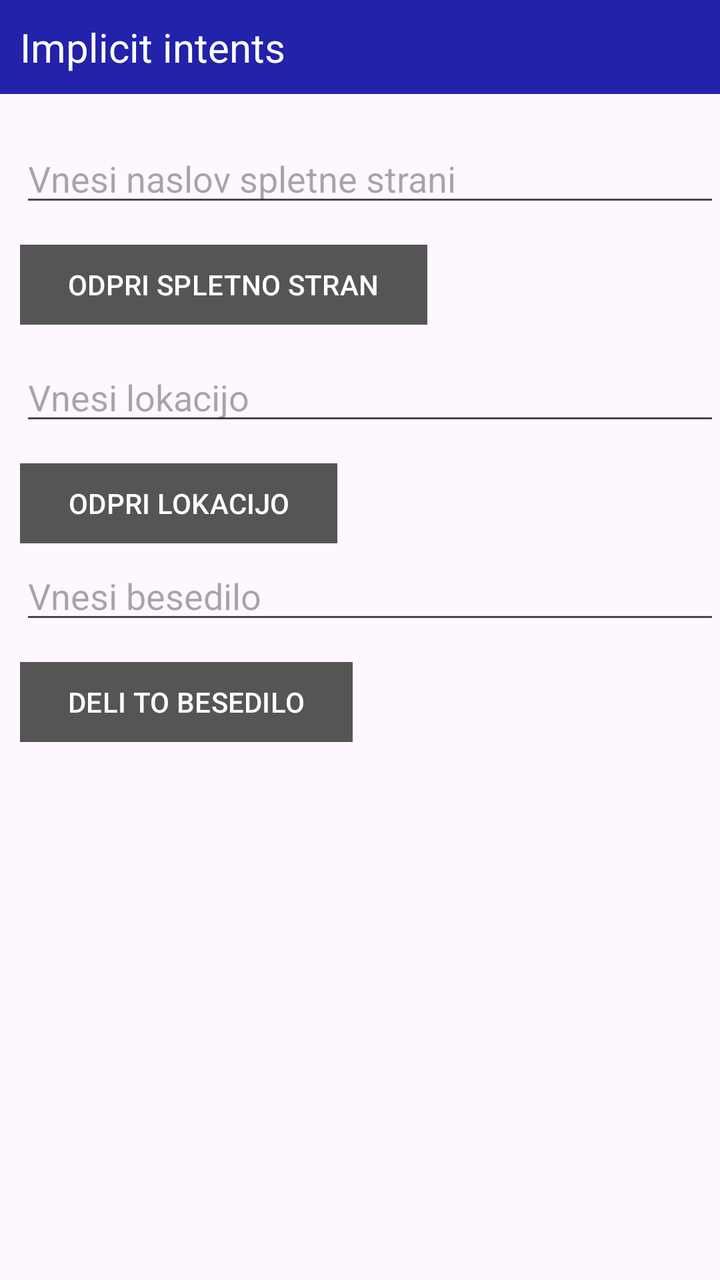
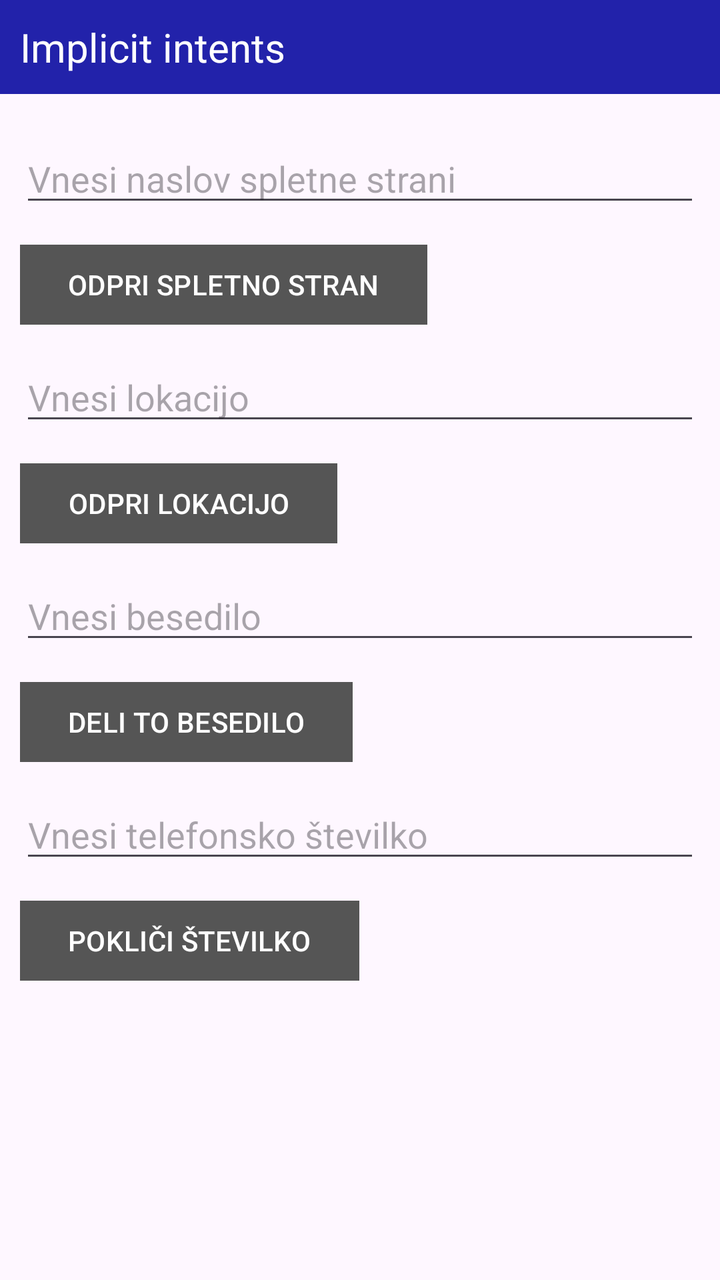

The first picture is an Android layout as it rendered before a commit; the second is the same layout after the commit. The layout source and the unified diff follow.
<!-- AndroidManifest.xml: application theme Theme.Implicit_Intents -->
<!-- res/layout/activity_main.xml -->
<LinearLayout xmlns:android="http://schemas.android.com/apk/res/android"
    xmlns:app="http://schemas.android.com/apk/res-auto"
    xmlns:tools="http://schemas.android.com/tools"
    android:id="@+id/main"
    android:layout_width="match_parent"
    android:layout_height="match_parent"
    android:orientation="vertical"
    tools:context=".MainActivity"
    >

    <TextView
        android:layout_width="wrap_content"
        android:layout_height="wrap_content"
        android:textSize="20dp"
        android:background="#2222aa"
        android:textColor="@color/white"
        android:width="100in"
        android:padding="10dp"
        android:layout_marginBottom="20dp"
        android:text="Implicit intents" />

    <EditText
        android:id="@+id/editTextText"
        android:layout_width="match_parent"
        android:layout_height="wrap_content"
        android:ems="10"
        android:inputType="text"
        android:text=""
        android:layout_marginLeft="10dp"
        android:layout_marginBottom="10dp"
        android:hint="Vnesi naslov spletne strani"
        />

    <Button
        android:id="@+id/button"
        android:layout_width="wrap_content"
        android:layout_height="wrap_content"
        android:text="ODPRI SPLETNO STRAN"
        app:cornerRadius="0dp"
        android:backgroundTint="#555555"
        android:layout_marginLeft="10dp"
        android:layout_marginBottom="10dp"/>

    <EditText
        android:id="@+id/editTextText2"
        android:layout_width="match_parent"
        android:layout_height="wrap_content"
        android:ems="10"
        android:inputType="text"
        android:text=""
        android:layout_marginLeft="10dp"
        android:layout_marginBottom="10dp"
        android:hint="Vnesi lokacijo"
        />

    <Button
        android:id="@+id/button2"
        android:layout_width="wrap_content"
        android:layout_height="wrap_content"
        android:text="ODPRI LOKACIJO"
        app:cornerRadius="0dp"
        android:backgroundTint="#555555"
        android:layout_marginLeft="10dp"/>

    <EditText
        android:id="@+id/editTextText3"
        android:layout_width="match_parent"
        android:layout_height="wrap_content"
        android:ems="10"
        android:inputType="text"
        android:text=""
        android:layout_marginLeft="10dp"
        android:layout_marginBottom="10dp"
        android:hint="Vnesi besedilo"/>


    <Button
        android:id="@+id/button3"
        android:layout_width="wrap_content"
        android:layout_height="wrap_content"
        android:text="DELI TO BESEDILO"
        app:cornerRadius="0dp"
        android:backgroundTint="#555555"
        android:layout_marginLeft="10dp"
        android:layout_marginBottom="10dp"/>

</LinearLayout>
<!-- resources referenced by this layout -->
<resources>
  <color name="white">#FFFFFFFF</color>
  <style name="Theme.Implicit_Intents" parent="Base.Theme.Implicit_Intents" />
  <style name="Base.Theme.Implicit_Intents" parent="Theme.Material3.DayNight.NoActionBar">
          
          
      </style>
</resources>

<!-- the commit's change to res/layout/activity_main.xml (unified diff, before → after) -->
@@ -5,13 +5,12 @@
     android:layout_width="match_parent"
     android:layout_height="match_parent"
     android:orientation="vertical"
-    tools:context=".MainActivity"
-    >
+    tools:context=".MainActivity">
 
     <TextView
         android:layout_width="wrap_content"
         android:layout_height="wrap_content"
-        android:textSize="20dp"
+        android:textSize="20sp"
         android:background="#2222aa"
         android:textColor="@color/white"
         android:width="100in"
@@ -24,18 +23,17 @@
         android:layout_width="match_parent"
         android:layout_height="wrap_content"
         android:ems="10"
-        android:inputType="text"
-        android:text=""
+        android:inputType="textUri"
         android:layout_marginLeft="10dp"
+        android:layout_marginRight="10dp"
         android:layout_marginBottom="10dp"
-        android:hint="Vnesi naslov spletne strani"
-        />
+        android:hint="@string/website_hint" />
 
     <Button
         android:id="@+id/button"
         android:layout_width="wrap_content"
         android:layout_height="wrap_content"
-        android:text="ODPRI SPLETNO STRAN"
+        android:text="@string/open_website_button"
         app:cornerRadius="0dp"
         android:backgroundTint="#555555"
         android:layout_marginLeft="10dp"
@@ -47,20 +45,20 @@
         android:layout_height="wrap_content"
         android:ems="10"
         android:inputType="text"
-        android:text=""
         android:layout_marginLeft="10dp"
+        android:layout_marginRight="10dp"
         android:layout_marginBottom="10dp"
-        android:hint="Vnesi lokacijo"
-        />
+        android:hint="@string/location_hint" />
 
     <Button
         android:id="@+id/button2"
         android:layout_width="wrap_content"
         android:layout_height="wrap_content"
-        android:text="ODPRI LOKACIJO"
+        android:text="@string/open_location_button"
         app:cornerRadius="0dp"
         android:backgroundTint="#555555"
-        android:layout_marginLeft="10dp"/>
+        android:layout_marginLeft="10dp"
+        android:layout_marginBottom="10dp"/>
 
     <EditText
         android:id="@+id/editTextText3"
@@ -68,17 +66,37 @@
         android:layout_height="wrap_content"
         android:ems="10"
         android:inputType="text"
-        android:text=""
         android:layout_marginLeft="10dp"
+        android:layout_marginRight="10dp"
         android:layout_marginBottom="10dp"
-        android:hint="Vnesi besedilo"/>
-
+        android:hint="@string/share_text_hint"/>
 
     <Button
         android:id="@+id/button3"
         android:layout_width="wrap_content"
         android:layout_height="wrap_content"
-        android:text="DELI TO BESEDILO"
+        android:text="@string/share_text_button"
+        app:cornerRadius="0dp"
+        android:backgroundTint="#555555"
+        android:layout_marginLeft="10dp"
+        android:layout_marginBottom="10dp"/>
+
+    <EditText
+        android:id="@+id/editTextText4"
+        android:layout_width="match_parent"
+        android:layout_height="wrap_content"
+        android:ems="10"
+        android:inputType="phone"
+        android:layout_marginLeft="10dp"
+        android:layout_marginRight="10dp"
+        android:layout_marginBottom="10dp"
+        android:hint="@string/phone_hint"/>
+
+    <Button
+        android:id="@+id/button4"
+        android:layout_width="wrap_content"
+        android:layout_height="wrap_content"
+        android:text="@string/call_phone_button"
         app:cornerRadius="0dp"
         android:backgroundTint="#555555"
         android:layout_marginLeft="10dp"
<!-- resource entries referenced after the edit -->
@@ -1,6 +1,14 @@
 <!-- resources referenced by this layout -->
 <resources>
   <color name="white">#FFFFFFFF</color>
+  <string name="call_phone_button">POKLIČI ŠTEVILKO</string>
+  <string name="location_hint">Vnesi lokacijo</string>
+  <string name="open_location_button">ODPRI LOKACIJO</string>
+  <string name="open_website_button">ODPRI SPLETNO STRAN</string>
+  <string name="phone_hint">Vnesi telefonsko številko</string>
+  <string name="share_text_button">DELI TO BESEDILO</string>
+  <string name="share_text_hint">Vnesi besedilo</string>
+  <string name="website_hint">Vnesi naslov spletne strani</string>
   <style name="Theme.Implicit_Intents" parent="Base.Theme.Implicit_Intents" />
   <style name="Base.Theme.Implicit_Intents" parent="Theme.Material3.DayNight.NoActionBar">
           
